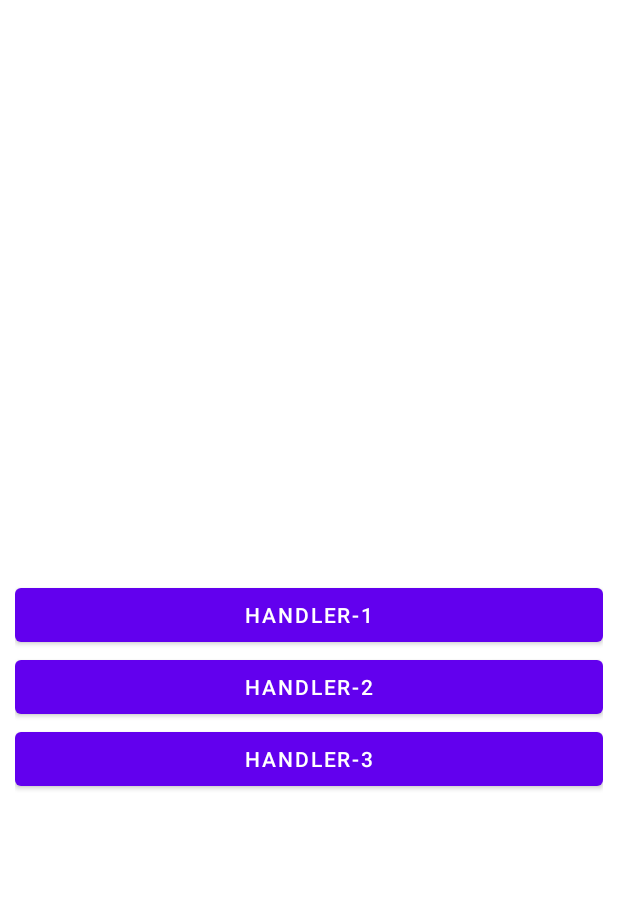
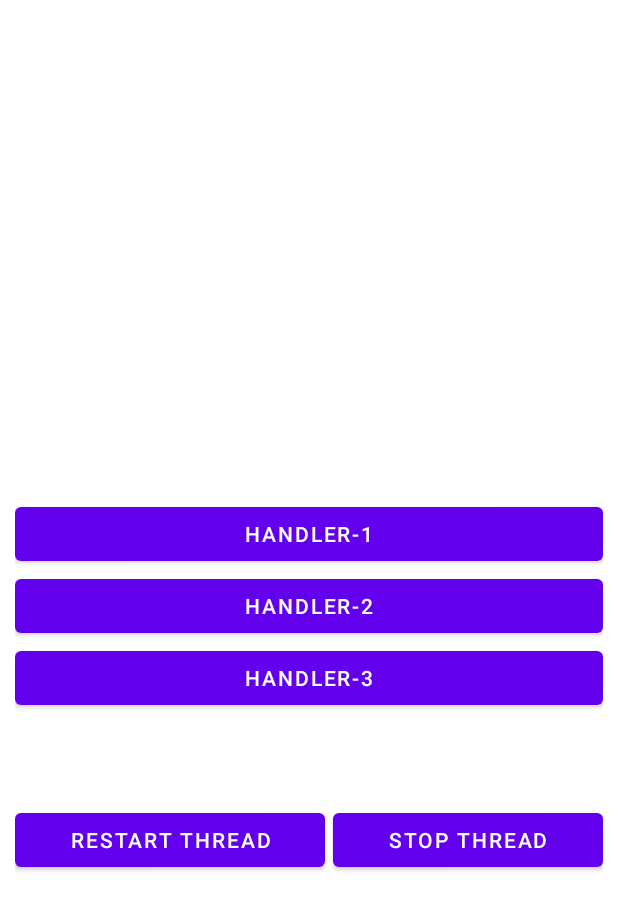
Before and after one commit to devrath/android-handler-thread, an Android app: the layout activity_main.xml on its own in the app's theme, with its tools: preview values and no code run, on a phone screen of 412 x 824 dp. Shown: the top 910 px of the screen. Run offline under Robolectric (Android 15) with nearby library versions, the phone set to English and light mode, and no system bars.

Commit message:
added more code

```diff
--- a/Code/app/src/main/AndroidManifest.xml
+++ b/Code/app/src/main/AndroidManifest.xml
@@ -14,7 +14,8 @@
         android:theme="@style/Theme.Code"
         tools:targetApi="31">
         <activity
-            android:name=".MainActivity"
+            android:name=".handlerThread.HandlerThreadActivity"
+            android:label="@string/handler_thread_str"
             android:exported="true">
             <intent-filter>
                 <action android:name="android.intent.action.MAIN" />
--- a/Code/app/src/main/java/com/droid/code/workers/HandlerOne.kt
+++ b/Code/app/src/main/java/com/droid/code/handlerThread/workers/HandlerOne.kt
@@ -1,4 +1,4 @@
-package com.droid.code.workers
+package com.droid.code.handlerThread.workers
 
 import android.os.Handler
 import android.os.HandlerThread
@@ -17,5 +17,9 @@ class HandlerOne(handlerTag: String) : HandlerThread(handlerTag) {
         return this@HandlerOne
     }
 
+    fun stopThread() {
+        handler.removeCallbacksAndMessages(null);
+        handler.looper.quit();
+    }
 
 }
--- a/Code/app/src/main/java/com/droid/code/workers/HandlerThree.kt
+++ b/Code/app/src/main/java/com/droid/code/handlerThread/workers/HandlerThree.kt
@@ -1,4 +1,4 @@
-package com.droid.code.workers
+package com.droid.code.handlerThread.workers
 
 import android.os.Handler
 import android.os.HandlerThread
@@ -17,5 +17,9 @@ class HandlerThree(handlerTag: String) : HandlerThread(handlerTag) {
         return this@HandlerThree
     }
 
+    fun stopThread() {
+        handler.removeCallbacksAndMessages(null);
+        handler.looper.quit();
+    }
 
 }
--- a/Code/app/src/main/java/com/droid/code/workers/HandlerTwo.kt
+++ b/Code/app/src/main/java/com/droid/code/handlerThread/workers/HandlerTwo.kt
@@ -1,4 +1,4 @@
-package com.droid.code.workers
+package com.droid.code.handlerThread.workers
 
 import android.os.Handler
 import android.os.HandlerThread
@@ -17,5 +17,9 @@ class HandlerTwo(handlerTag: String) : HandlerThread(handlerTag) {
         return this@HandlerTwo
     }
 
+    fun stopThread() {
+        handler.removeCallbacksAndMessages(null);
+        handler.looper.quit();
+    }
 
 }
--- a/Code/app/src/main/res/layout/activity_main.xml
+++ b/Code/app/src/main/res/layout/activity_main.xml
@@ -6,7 +6,7 @@
     android:orientation="vertical"
     android:gravity="center"
     android:padding="@dimen/screen_padding"
-    tools:context=".MainActivity">
+    tools:context=".handlerThread.HandlerThreadActivity">
 
     <TextView
         android:id="@+id/txtDisplayId"
@@ -34,4 +34,26 @@
         android:layout_height="wrap_content"
         android:text="@string/handler_3" />
 
+    <LinearLayout
+        android:layout_width="match_parent"
+        android:layout_height="wrap_content"
+        android:orientation="horizontal"
+        android:gravity="center"
+        android:layout_marginTop="@dimen/display_text_margin">
+        <Button
+            android:id="@+id/btnRestartThreadId"
+            android:layout_width="wrap_content"
+            android:layout_height="wrap_content"
+            android:layout_weight="1"
+            android:text="@string/restart_thread"/>
+        <Button
+            android:id="@+id/btnStopThreadId"
+            android:layout_width="wrap_content"
+            android:layout_height="wrap_content"
+            android:layout_weight="1"
+            android:layout_marginStart="@dimen/between_spacing"
+            android:text="@string/stop_thread"/>
+    </LinearLayout>
+
+
 </LinearLayout>
--- a/Code/app/src/main/res/values/dimens.xml
+++ b/Code/app/src/main/res/values/dimens.xml
@@ -3,4 +3,5 @@
     <dimen name="screen_padding">10dp</dimen>
     <dimen name="display_text_margin">60dp</dimen>
     <dimen name="text_size">24sp</dimen>
+    <dimen name="between_spacing">5dp</dimen>
 </resources>
--- a/Code/app/src/main/res/values/strings.xml
+++ b/Code/app/src/main/res/values/strings.xml
@@ -3,4 +3,7 @@
     <string name="handler_1">Handler-1</string>
     <string name="handler_2">Handler-2</string>
     <string name="handler_3">Handler-3</string>
+    <string name="handler_thread_str">HandlerThread</string>
+    <string name="stop_thread">Stop Thread</string>
+    <string name="restart_thread">Restart Thread</string>
 </resources>
```
Also changed, not shown: Code/app/src/main/java/com/droid/code/handlerThread/HandlerThreadActivity.kt (renamed from Code/app/src/main/java/com/droid/code/MainActivity.kt, +29 -8 lines).
